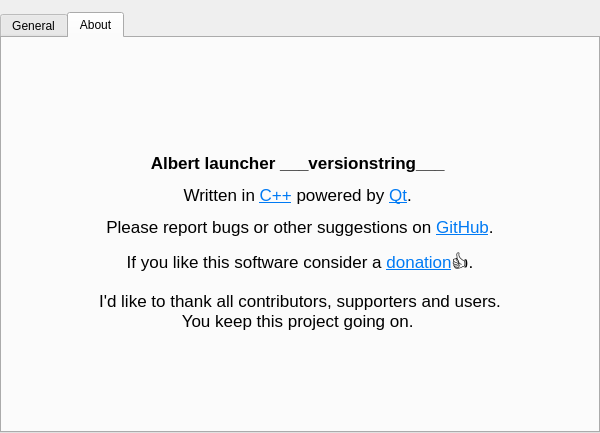
Qt form src/lib/settings/settingswindow.ui (albertlauncher/albert) before a commit.
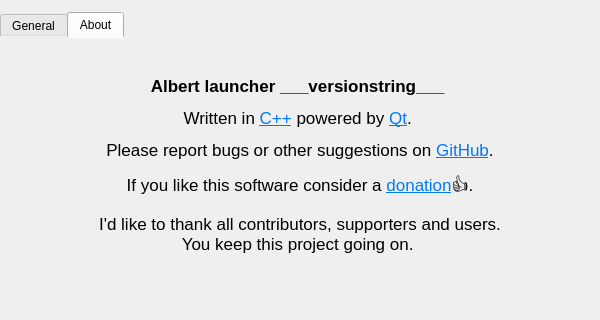
The same form after that commit. Icons and pictures are not drawn.

```diff
--- a/src/lib/settings/settingswindow.ui
+++ b/src/lib/settings/settingswindow.ui
@@ -2,10 +2,18 @@
 <ui version="4.0">
  <class>SettingsWindow</class>
  <widget class="QWidget" name="SettingsWindow">
+  <property name="geometry">
+   <rect>
+    <x>0</x>
+    <y>0</y>
+    <width>600</width>
+    <height>320</height>
+   </rect>
+  </property>
   <property name="minimumSize">
    <size>
     <width>600</width>
-    <height>400</height>
+    <height>320</height>
    </size>
   </property>
   <property name="windowTitle">
@@ -26,6 +34,9 @@
    </property>
    <item row="0" column="0">
     <widget class="QTabWidget" name="tabs">
+     <property name="styleSheet">
+      <string notr="true">QTabWidget::pane { border-radius: 0px; }</string>
+     </property>
      <property name="currentIndex">
       <number>1</number>
      </property>
```
